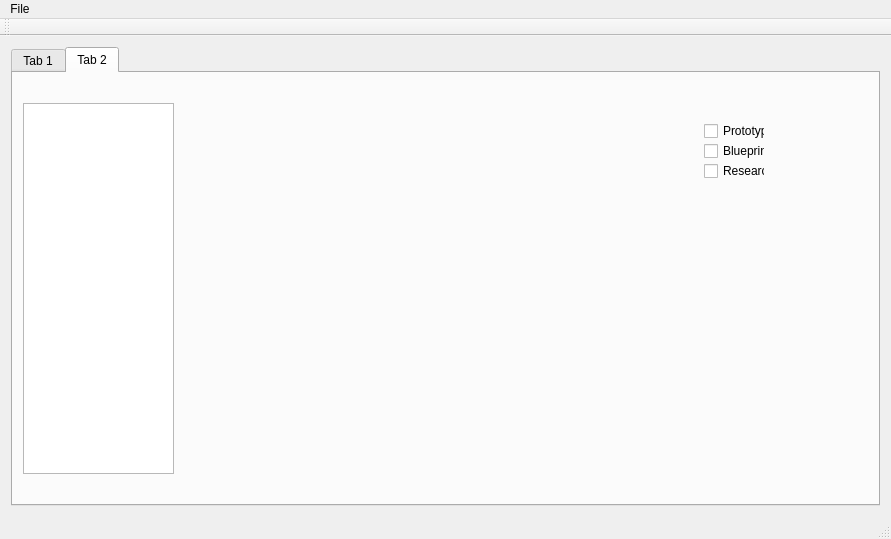
Before: the Qt Designer form mainwindow.ui in DarkEric/SRSaveEditor, drawn with Qt 5.
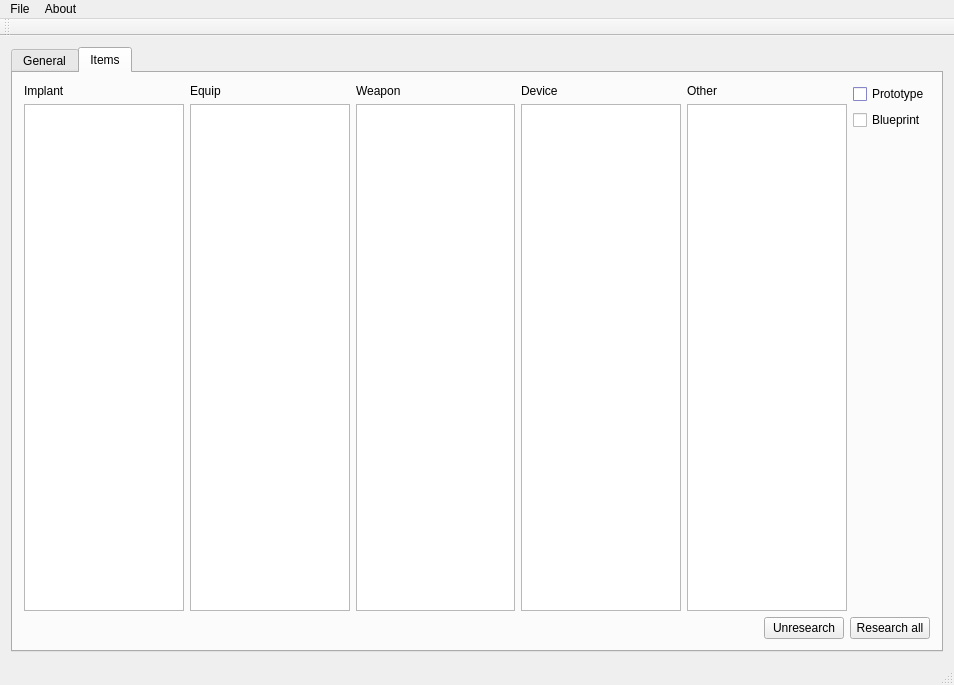
After: the same form once the commit is applied.

```diff
--- a/mainwindow.ui
+++ b/mainwindow.ui
@@ -6,8 +6,8 @@
    <rect>
     <x>0</x>
     <y>0</y>
-    <width>891</width>
-    <height>539</height>
+    <width>954</width>
+    <height>685</height>
    </rect>
   </property>
   <property name="windowTitle">
@@ -15,14 +15,14 @@
   </property>
   <widget class="QWidget" name="centralWidget">
    <layout class="QGridLayout" name="gridLayout">
-    <item row="0" column="1">
+    <item row="0" column="0">
      <widget class="QTabWidget" name="tabWidget">
       <property name="currentIndex">
        <number>1</number>
       </property>
       <widget class="QWidget" name="tab">
        <attribute name="title">
-        <string>Tab 1</string>
+        <string>General</string>
        </attribute>
        <widget class="QWidget" name="layoutWidget">
         <property name="geometry">
@@ -66,51 +66,569 @@
       </widget>
       <widget class="QWidget" name="tab_2">
        <attribute name="title">
-        <string>Tab 2</string>
+        <string>Items</string>
        </attribute>
-       <widget class="QListWidget" name="listWidgetItemID">
-        <property name="geometry">
-         <rect>
-          <x>10</x>
-          <y>30</y>
-          <width>151</width>
-          <height>371</height>
-         </rect>
-        </property>
-       </widget>
-       <widget class="QWidget" name="">
-        <property name="geometry">
-         <rect>
-          <x>680</x>
-          <y>40</y>
-          <width>83</width>
-          <height>76</height>
-         </rect>
-        </property>
-        <layout class="QVBoxLayout" name="verticalLayout">
-         <item>
-          <widget class="QCheckBox" name="checkBoxPrototype">
-           <property name="text">
-            <string>Prototype</string>
-           </property>
-          </widget>
-         </item>
-         <item>
-          <widget class="QCheckBox" name="checkBoxBlueprint">
-           <property name="text">
-            <string>Blueprint</string>
-           </property>
-          </widget>
-         </item>
-         <item>
-          <widget class="QCheckBox" name="checkBoxRes">
-           <property name="text">
-            <string>Research</string>
-           </property>
-          </widget>
-         </item>
-        </layout>
-       </widget>
+       <layout class="QGridLayout" name="gridLayout_2">
+        <item row="0" column="0">
+         <layout class="QVBoxLayout" name="verticalLayout_7">
+          <item>
+           <layout class="QHBoxLayout" name="horizontalLayout_4">
+            <item>
+             <layout class="QHBoxLayout" name="horizontalLayout_3">
+              <item>
+               <layout class="QVBoxLayout" name="verticalLayout_2">
+                <item>
+                 <widget class="QLabel" name="label_6">
+                  <property name="text">
+                   <string>Implant</string>
+                  </property>
+                 </widget>
+                </item>
+                <item>
+                 <widget class="QListWidget" name="listWidgetImplant"/>
+                </item>
+               </layout>
+              </item>
+              <item>
+               <layout class="QVBoxLayout" name="verticalLayout_3">
+                <item>
+                 <widget class="QLabel" name="label_5">
+                  <property name="text">
+                   <string>Equip</string>
+                  </property>
+                 </widget>
+                </item>
+                <item>
+                 <widget class="QListWidget" name="listWidgetEquip"/>
+                </item>
+               </layout>
+              </item>
+              <item>
+               <layout class="QVBoxLayout" name="verticalLayout_4">
+                <item>
+                 <widget class="QLabel" name="label_4">
+                  <property name="text">
+                   <string>Weapon</string>
+                  </property>
+                 </widget>
+                </item>
+                <item>
+                 <widget class="QListWidget" name="listWidgetWeapon"/>
+                </item>
+               </layout>
+              </item>
+              <item>
+               <layout class="QVBoxLayout" name="verticalLayout_5">
+                <item>
+                 <widget class="QLabel" name="label_3">
+                  <property name="text">
+                   <string>Device</string>
+                  </property>
+                 </widget>
+                </item>
+                <item>
+                 <widget class="QListWidget" name="listWidgetDevice"/>
+                </item>
+               </layout>
+              </item>
+              <item>
+               <layout class="QVBoxLayout" name="verticalLayout_6">
+                <item>
+                 <widget class="QLabel" name="label_2">
+                  <property name="text">
+                   <string>Other</string>
+                  </property>
+                 </widget>
+                </item>
+                <item>
+                 <widget class="QListWidget" name="listWidgetUndet"/>
+                </item>
+               </layout>
+              </item>
+             </layout>
+            </item>
+            <item>
+             <layout class="QVBoxLayout" name="verticalLayout">
+              <item>
+               <widget class="QCheckBox" name="checkBoxPrototype">
+                <property name="palette">
+                 <palette>
+                  <active>
+                   <colorrole role="WindowText">
+                    <brush brushstyle="SolidPattern">
+                     <color alpha="255">
+                      <red>0</red>
+                      <green>0</green>
+                      <blue>0</blue>
+                     </color>
+                    </brush>
+                   </colorrole>
+                   <colorrole role="Button">
+                    <brush brushstyle="SolidPattern">
+                     <color alpha="255">
+                      <red>170</red>
+                      <green>170</green>
+                      <blue>255</blue>
+                     </color>
+                    </brush>
+                   </colorrole>
+                   <colorrole role="Light">
+                    <brush brushstyle="SolidPattern">
+                     <color alpha="255">
+                      <red>255</red>
+                      <green>255</green>
+                      <blue>255</blue>
+                     </color>
+                    </brush>
+                   </colorrole>
+                   <colorrole role="Midlight">
+                    <brush brushstyle="SolidPattern">
+                     <color alpha="255">
+                      <red>212</red>
+                      <green>212</green>
+                      <blue>255</blue>
+                     </color>
+                    </brush>
+                   </colorrole>
+                   <colorrole role="Dark">
+                    <brush brushstyle="SolidPattern">
+                     <color alpha="255">
+                      <red>85</red>
+                      <green>85</green>
+                      <blue>127</blue>
+                     </color>
+                    </brush>
+                   </colorrole>
+                   <colorrole role="Mid">
+                    <brush brushstyle="SolidPattern">
+                     <color alpha="255">
+                      <red>113</red>
+                      <green>113</green>
+                      <blue>170</blue>
+                     </color>
+                    </brush>
+                   </colorrole>
+                   <colorrole role="Text">
+                    <brush brushstyle="SolidPattern">
+                     <color alpha="255">
+                      <red>0</red>
+                      <green>0</green>
+                      <blue>0</blue>
+                     </color>
+                    </brush>
+                   </colorrole>
+                   <colorrole role="BrightText">
+                    <brush brushstyle="SolidPattern">
+                     <color alpha="255">
+                      <red>255</red>
+                      <green>255</green>
+                      <blue>255</blue>
+                     </color>
+                    </brush>
+                   </colorrole>
+                   <colorrole role="ButtonText">
+                    <brush brushstyle="SolidPattern">
+                     <color alpha="255">
+                      <red>0</red>
+                      <green>0</green>
+                      <blue>0</blue>
+                     </color>
+                    </brush>
+                   </colorrole>
+                   <colorrole role="Base">
+                    <brush brushstyle="SolidPattern">
+                     <color alpha="255">
+                      <red>255</red>
+                      <green>255</green>
+                      <blue>255</blue>
+                     </color>
+                    </brush>
+                   </colorrole>
+                   <colorrole role="Window">
+                    <brush brushstyle="SolidPattern">
+                     <color alpha="255">
+                      <red>170</red>
+                      <green>170</green>
+                      <blue>255</blue>
+                     </color>
+                    </brush>
+                   </colorrole>
+                   <colorrole role="Shadow">
+                    <brush brushstyle="SolidPattern">
+                     <color alpha="255">
+                      <red>0</red>
+                      <green>0</green>
+                      <blue>0</blue>
+                     </color>
+                    </brush>
+                   </colorrole>
+                   <colorrole role="AlternateBase">
+                    <brush brushstyle="SolidPattern">
+                     <color alpha="255">
+                      <red>212</red>
+                      <green>212</green>
+                      <blue>255</blue>
+                     </color>
+                    </brush>
+                   </colorrole>
+                   <colorrole role="ToolTipBase">
+                    <brush brushstyle="SolidPattern">
+                     <color alpha="255">
+                      <red>255</red>
+                      <green>255</green>
+                      <blue>220</blue>
+                     </color>
+                    </brush>
+                   </colorrole>
+                   <colorrole role="ToolTipText">
+                    <brush brushstyle="SolidPattern">
+                     <color alpha="255">
+                      <red>0</red>
+                      <green>0</green>
+                      <blue>0</blue>
+                     </color>
+                    </brush>
+                   </colorrole>
+                  </active>
+                  <inactive>
+                   <colorrole role="WindowText">
+                    <brush brushstyle="SolidPattern">
+                     <color alpha="255">
+                      <red>0</red>
+                      <green>0</green>
+                      <blue>0</blue>
+                     </color>
+                    </brush>
+                   </colorrole>
+                   <colorrole role="Button">
+                    <brush brushstyle="SolidPattern">
+                     <color alpha="255">
+                      <red>170</red>
+                      <green>170</green>
+                      <blue>255</blue>
+                     </color>
+                    </brush>
+                   </colorrole>
+                   <colorrole role="Light">
+                    <brush brushstyle="SolidPattern">
+                     <color alpha="255">
+                      <red>255</red>
+                      <green>255</green>
+                      <blue>255</blue>
+                     </color>
+                    </brush>
+                   </colorrole>
+                   <colorrole role="Midlight">
+                    <brush brushstyle="SolidPattern">
+                     <color alpha="255">
+                      <red>212</red>
+                      <green>212</green>
+                      <blue>255</blue>
+                     </color>
+                    </brush>
+                   </colorrole>
+                   <colorrole role="Dark">
+                    <brush brushstyle="SolidPattern">
+                     <color alpha="255">
+                      <red>85</red>
+                      <green>85</green>
+                      <blue>127</blue>
+                     </color>
+                    </brush>
+                   </colorrole>
+                   <colorrole role="Mid">
+                    <brush brushstyle="SolidPattern">
+                     <color alpha="255">
+                      <red>113</red>
+                      <green>113</green>
+                      <blue>170</blue>
+                     </color>
+                    </brush>
+                   </colorrole>
+                   <colorrole role="Text">
+                    <brush brushstyle="SolidPattern">
+                     <color alpha="255">
+                      <red>0</red>
+                      <green>0</green>
+                      <blue>0</blue>
+                     </color>
+                    </brush>
+                   </colorrole>
+                   <colorrole role="BrightText">
+                    <brush brushstyle="SolidPattern">
+                     <color alpha="255">
+                      <red>255</red>
+                      <green>255</green>
+                      <blue>255</blue>
+                     </color>
+                    </brush>
+                   </colorrole>
+                   <colorrole role="ButtonText">
+                    <brush brushstyle="SolidPattern">
+                     <color alpha="255">
+                      <red>0</red>
+                      <green>0</green>
+                      <blue>0</blue>
+                     </color>
+                    </brush>
+                   </colorrole>
+                   <colorrole role="Base">
+                    <brush brushstyle="SolidPattern">
+                     <color alpha="255">
+                      <red>255</red>
+                      <green>255</green>
+                      <blue>255</blue>
+                     </color>
+                    </brush>
+                   </colorrole>
+                   <colorrole role="Window">
+                    <brush brushstyle="SolidPattern">
+                     <color alpha="255">
+                      <red>170</red>
+                      <green>170</green>
+                      <blue>255</blue>
+                     </color>
+                    </brush>
+                   </colorrole>
+                   <colorrole role="Shadow">
+                    <brush brushstyle="SolidPattern">
+                     <color alpha="255">
+                      <red>0</red>
+                      <green>0</green>
+                      <blue>0</blue>
+                     </color>
+                    </brush>
+                   </colorrole>
+                   <colorrole role="AlternateBase">
+                    <brush brushstyle="SolidPattern">
+                     <color alpha="255">
+                      <red>212</red>
+                      <green>212</green>
+                      <blue>255</blue>
+                     </color>
+                    </brush>
+                   </colorrole>
+                   <colorrole role="ToolTipBase">
+                    <brush brushstyle="SolidPattern">
+                     <color alpha="255">
+                      <red>255</red>
+                      <green>255</green>
+                      <blue>220</blue>
+                     </color>
+                    </brush>
+                   </colorrole>
+                   <colorrole role="ToolTipText">
+                    <brush brushstyle="SolidPattern">
+                     <color alpha="255">
+                      <red>0</red>
+                      <green>0</green>
+                      <blue>0</blue>
+                     </color>
+                    </brush>
+                   </colorrole>
+                  </inactive>
+                  <disabled>
+                   <colorrole role="WindowText">
+                    <brush brushstyle="SolidPattern">
+                     <color alpha="255">
+                      <red>85</red>
+                      <green>85</green>
+                      <blue>127</blue>
+                     </color>
+                    </brush>
+                   </colorrole>
+                   <colorrole role="Button">
+                    <brush brushstyle="SolidPattern">
+                     <color alpha="255">
+                      <red>170</red>
+                      <green>170</green>
+                      <blue>255</blue>
+                     </color>
+                    </brush>
+                   </colorrole>
+                   <colorrole role="Light">
+                    <brush brushstyle="SolidPattern">
+                     <color alpha="255">
+                      <red>255</red>
+                      <green>255</green>
+                      <blue>255</blue>
+                     </color>
+                    </brush>
+                   </colorrole>
+                   <colorrole role="Midlight">
+                    <brush brushstyle="SolidPattern">
+                     <color alpha="255">
+                      <red>212</red>
+                      <green>212</green>
+                      <blue>255</blue>
+                     </color>
+                    </brush>
+                   </colorrole>
+                   <colorrole role="Dark">
+                    <brush brushstyle="SolidPattern">
+                     <color alpha="255">
+                      <red>85</red>
+                      <green>85</green>
+                      <blue>127</blue>
+                     </color>
+                    </brush>
+                   </colorrole>
+                   <colorrole role="Mid">
+                    <brush brushstyle="SolidPattern">
+                     <color alpha="255">
+                      <red>113</red>
+                      <green>113</green>
+                      <blue>170</blue>
+                     </color>
+                    </brush>
+                   </colorrole>
+                   <colorrole role="Text">
+                    <brush brushstyle="SolidPattern">
+                     <color alpha="255">
+                      <red>85</red>
+                      <green>85</green>
+                      <blue>127</blue>
+                     </color>
+                    </brush>
+                   </colorrole>
+                   <colorrole role="BrightText">
+                    <brush brushstyle="SolidPattern">
+                     <color alpha="255">
+                      <red>255</red>
+                      <green>255</green>
+                      <blue>255</blue>
+                     </color>
+                    </brush>
+                   </colorrole>
+                   <colorrole role="ButtonText">
+                    <brush brushstyle="SolidPattern">
+                     <color alpha="255">
+                      <red>85</red>
+                      <green>85</green>
+                      <blue>127</blue>
+                     </color>
+                    </brush>
+                   </colorrole>
+                   <colorrole role="Base">
+                    <brush brushstyle="SolidPattern">
+                     <color alpha="255">
+                      <red>170</red>
+                      <green>170</green>
+                      <blue>255</blue>
+                     </color>
+                    </brush>
+                   </colorrole>
+                   <colorrole role="Window">
+                    <brush brushstyle="SolidPattern">
+                     <color alpha="255">
+                      <red>170</red>
+                      <green>170</green>
+                      <blue>255</blue>
+                     </color>
+                    </brush>
+                   </colorrole>
+                   <colorrole role="Shadow">
+                    <brush brushstyle="SolidPattern">
+                     <color alpha="255">
+                      <red>0</red>
+                      <green>0</green>
+                      <blue>0</blue>
+                     </color>
+                    </brush>
+                   </colorrole>
+                   <colorrole role="AlternateBase">
+                    <brush brushstyle="SolidPattern">
+                     <color alpha="255">
+                      <red>170</red>
+                      <green>170</green>
+                      <blue>255</blue>
+                     </color>
+                    </brush>
+                   </colorrole>
+                   <colorrole role="ToolTipBase">
+                    <brush brushstyle="SolidPattern">
+                     <color alpha="255">
+                      <red>255</red>
+                      <green>255</green>
+                      <blue>220</blue>
+                     </color>
+                    </brush>
+                   </colorrole>
+                   <colorrole role="ToolTipText">
+                    <brush brushstyle="SolidPattern">
+                     <color alpha="255">
+                      <red>0</red>
+                      <green>0</green>
+                      <blue>0</blue>
+                     </color>
+                    </brush>
+                   </colorrole>
+                  </disabled>
+                 </palette>
+                </property>
+                <property name="text">
+                 <string>Prototype</string>
+                </property>
+               </widget>
+              </item>
+              <item>
+               <widget class="QCheckBox" name="checkBoxBlueprint">
+                <property name="text">
+                 <string>Blueprint</string>
+                </property>
+               </widget>
+              </item>
+              <item>
+               <spacer name="verticalSpacer">
+                <property name="orientation">
+                 <enum>Qt::Vertical</enum>
+                </property>
+                <property name="sizeHint" stdset="0">
+                 <size>
+                  <width>20</width>
+                  <height>40</height>
+                 </size>
+                </property>
+               </spacer>
+              </item>
+             </layout>
+            </item>
+           </layout>
+          </item>
+          <item>
+           <layout class="QHBoxLayout" name="horizontalLayout_2">
+            <item>
+             <spacer name="horizontalSpacer">
+              <property name="orientation">
+               <enum>Qt::Horizontal</enum>
+              </property>
+              <property name="sizeHint" stdset="0">
+               <size>
+                <width>40</width>
+                <height>20</height>
+               </size>
+              </property>
+             </spacer>
+            </item>
+            <item>
+             <widget class="QPushButton" name="pushButton">
+              <property name="text">
+               <string>Unresearch</string>
+              </property>
+             </widget>
+            </item>
+            <item>
+             <widget class="QPushButton" name="pushButtonResearchAll">
+              <property name="text">
+               <string>Research all</string>
+              </property>
+             </widget>
+            </item>
+           </layout>
+          </item>
+         </layout>
+        </item>
+       </layout>
       </widget>
      </widget>
     </item>
@@ -121,7 +639,7 @@
     <rect>
      <x>0</x>
      <y>0</y>
-     <width>891</width>
+     <width>954</width>
      <height>26</height>
     </rect>
    </property>
@@ -131,8 +649,16 @@
     </property>
     <addaction name="actionOpen"/>
     <addaction name="actionSave"/>
+    <addaction name="separator"/>
+    <addaction name="actionExit"/>
+   </widget>
+   <widget class="QMenu" name="menuAbout">
+    <property name="title">
+     <string>About</string>
+    </property>
    </widget>
    <addaction name="menuFile"/>
+   <addaction name="menuAbout"/>
   </widget>
   <widget class="QToolBar" name="mainToolBar">
    <attribute name="toolBarArea">
```
Left out of the diff: 9 changed lines with no effect on the pictures.
